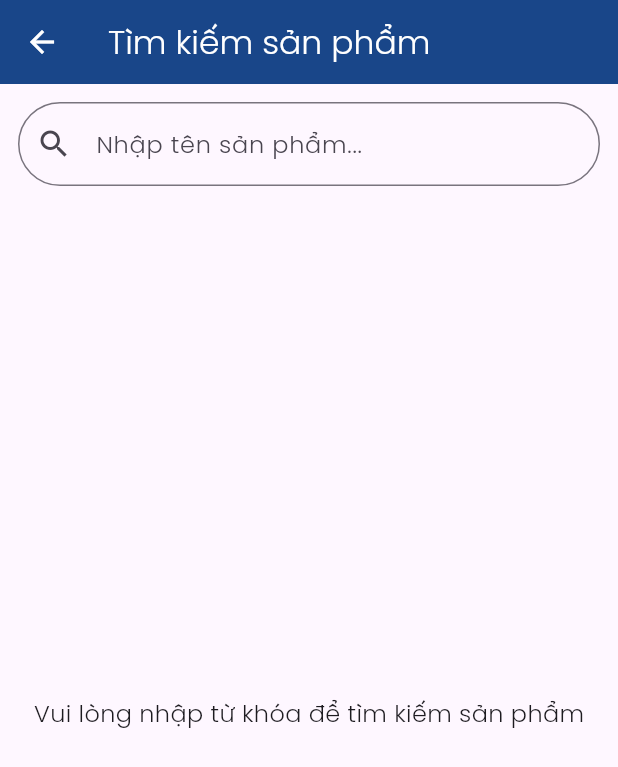
After one commit to adohong4/Mobile-Ecommerce, a Flutter app: the HomePage screen opened directly, item 2 of the bottom bar chosen, after a tap on the "search" icon, on a phone screen of 412 x 824 dp. The commit adds this screen. Shown: the top 767 px of the screen. Run offline on Flutter 3.47's test engine with Material 3 defaults, Android fonts, the phone set to English and light mode, and no system bars; our stand-ins replace font_awesome_flutter, shared_preferences, socket_io_client; accounts and stored records are empty; network calls fail.

Commit message:
Thêm trang SearchPage

```diff
--- a/mobile_app/lib/components/Product_card.dart
+++ b/mobile_app/lib/components/Product_card.dart
@@ -199,7 +199,7 @@ class ProductCard extends StatelessWidget {
                   Text(
                     formatCurrency(products.oldPrice!),
                     style: const TextStyle(
-                      fontSize: 14,
+                      fontSize: 12,
                       color: Colors.grey,
                       decoration: TextDecoration.lineThrough,
                     ),
@@ -208,7 +208,7 @@ class ProductCard extends StatelessWidget {
                 Text(
                   formatCurrency(products.price),
                   style: const TextStyle(
-                    fontSize: 13,
+                    fontSize: 15,
                     color: Colors.blueAccent,
                     fontWeight: FontWeight.bold,
                   ),
--- a/mobile_app/lib/pages/HomePage.dart
+++ b/mobile_app/lib/pages/HomePage.dart
@@ -91,6 +91,7 @@ class _HomePageState extends State<HomePage> {
       body: Column(
         children: [
           Container(
+            height: 100,
             decoration: BoxDecoration(
               color: Colors.white, // hoặc bất kỳ màu nền nào của app bar
               boxShadow: [
--- /dev/null
+++ b/mobile_app/lib/pages/SearchPage.dart
@@ -0,0 +1,114 @@
+
+import 'package:flutter/material.dart';
+import 'package:mobile_app/data/fake_products.dart'; // danh sách sản phẩm giả lập
+import 'package:mobile_app/models/models_products.dart';
+
+class SearchPage extends StatefulWidget {
+  const SearchPage({super.key});
+
+  @override
+  _SearchPageState createState() => _SearchPageState();
+}
+
+class _SearchPageState extends State<SearchPage> {
+  String _query = "";
+  List<ProductModel> _searchResults = [];
+
+  void _searchProducts(String query) {
+    setState(() {
+      _query = query.trim().toLowerCase();
+      if (_query.isEmpty) {
+        _searchResults = [];
+      } else {
+        _searchResults = fakeProducts.where((product) {
+          return product.name.toLowerCase().contains(_query) ||
+              product.brand.toLowerCase().contains(_query);
+        }).toList();
+      }
+    });
+  }
+
+  String _formatPrice(double price) {
+    return price.toStringAsFixed(0).replaceAllMapped(
+        RegExp(r'(\d)(?=(\d{3})+(?!\d))'), (match) => '${match[1]}.');
+  }
+
+  @override
+  Widget build(BuildContext context) {
+    return Scaffold(
+      appBar: AppBar(
+        title: const Text(
+          "Tìm kiếm sản phẩm",
+          style: TextStyle(color: Colors.white),
+        ),
+        backgroundColor: const Color(0xFF194689),
+        iconTheme: const IconThemeData(color: Colors.white),
+      ),
+
+      body: Padding(
+        padding: const EdgeInsets.all(12),
+        child: Column(
+          children: [
+            TextField(
+              decoration: InputDecoration(
+                prefixIcon: const Icon(Icons.search),
+                hintText: "Nhập tên sản phẩm...",
+                border: OutlineInputBorder(
+                  borderRadius: BorderRadius.circular(50),
+                ),
+              ),
+              onSubmitted: _searchProducts,
+              textInputAction: TextInputAction.search,
+            ),
+            const SizedBox(height: 16),
+
+            Expanded(
+              child: _query.isEmpty
+                  ? const Center(
+                child: Text(
+                  "Vui lòng nhập từ khóa để tìm kiếm sản phẩm",
+                  style: TextStyle(fontSize: 16),
+                ),
+              )
+                  : (_searchResults.isEmpty
+                  ? Center(
+                child: Text(
+                  "Không có sản phẩm liên quan cho '$_query'",
+                  style: const TextStyle(fontSize: 16),
+                ),
+              )
+                  : ListView.builder(
+                itemCount: _searchResults.length,
+                itemBuilder: (context, index) {
+                  final product = _searchResults[index];
+                  return ListTile(
+                    leading: product.images.isNotEmpty
+                        ? Image.asset(
+                      'assets/images/${product.images[0]}',
+                      width: 50,
+                      fit: BoxFit.cover,
+                    )
+                        : null,
+                    title: Text(product.name),
+                    subtitle: Text(
+                      product.discountPercent > 0
+                          ? "${_formatPrice(product.price)} đ (-${product.discountPercent}%)"
+                          : "${_formatPrice(product.price)} đ",
+                      style: const TextStyle(
+                        color: Colors.redAccent,
+                        fontWeight: FontWeight.bold,
+                      ),
+                    ),
+                    onTap: () {
+                      // TODO: thêm điều hướng tới chi tiết sản phẩm nếu cần
+                    },
+                  );
+                },
+              )),
+            ),
+          ],
+        ),
+      ),
+    );
+  }
+}
--- a/mobile_app/lib/widgets/HomeAppBar.dart
+++ b/mobile_app/lib/widgets/HomeAppBar.dart
@@ -1,4 +1,6 @@
 import 'package:flutter/material.dart';
+import 'package:mobile_app/pages/SearchPage.dart';
+import 'package:mobile_app/models/models_products.dart';
 
 class HomeAppBar extends StatelessWidget {
   const HomeAppBar({super.key});
@@ -10,31 +12,15 @@ class HomeAppBar extends StatelessWidget {
       padding: const EdgeInsets.all(25),
       child: Row(
         children: [
-          // Icon(Icons.sort, size: 30, color: Color(0xFF4C53A5)),
-          // Padding(
-          //   padding: EdgeInsets.only(left: 20),
-          //   child: Text(
-          //     "HOA PHAT",
-          //     style: TextStyle(
-          //       fontSize: 23,
-          //       fontWeight: FontWeight.bold,
-          //       color: Color(0xFF4C53A5),
-          //     ),
-          //   ),
-          // ),
           Spacer(),
-          Badge(
-            // badgeColor: Colors.red,
-            // padding: EdgeInsets.all(7),
-            // badgeContent: Text(
-            //   "3",
-            // ),
-            child: InkWell(
-              onTap: () {
-                print("Notification tapped");
-              },
-              child: Icon(Icons.search, size: 32, color: Color(0xFF4C53A5)),
-            ),
+          InkWell(
+            onTap: () {
+              Navigator.push(
+                context,
+                MaterialPageRoute(builder: (context) => const SearchPage()),
+              );
+            },
+            child: const Icon(Icons.search, size: 32, color: Color(0xFF4C53A5)),
           ),
         ],
       ),
```
